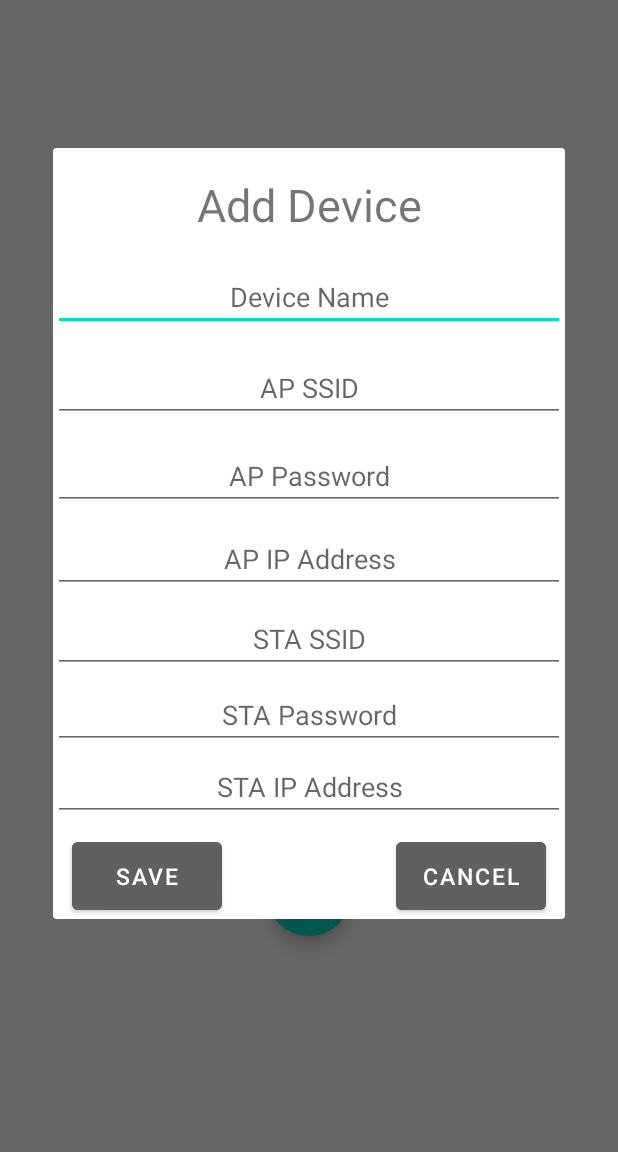
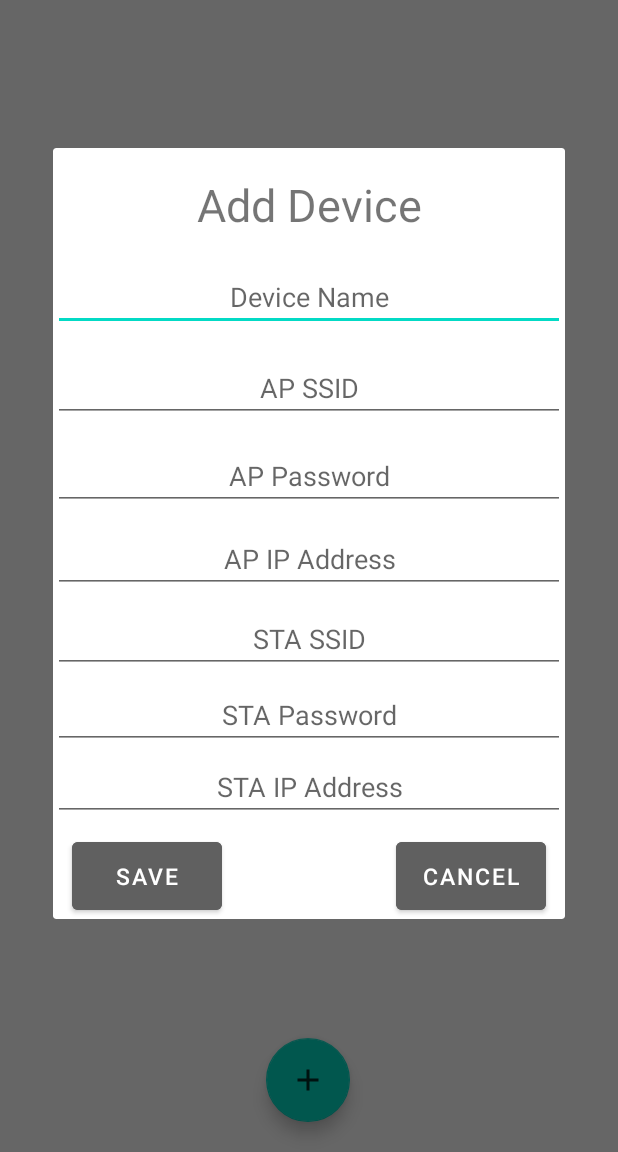
Before and after one commit to rosen316/Dimploma-Work, an Android app: the screen it shows after launch (MainActivity), after a tap on an icon or button, on a phone screen of 412 x 824 dp, the part 84-1236 px from its top. Run offline under Robolectric (Android 15) with nearby library versions, the phone set to English and light mode, and no system bars.

Commit message:
added device deletion confirmation

```diff
--- a/AndroidApp/app/src/main/java/com/rosen/homecontrolapp/activity/MainActivity.kt
+++ b/AndroidApp/app/src/main/java/com/rosen/homecontrolapp/activity/MainActivity.kt
@@ -2,43 +2,44 @@ package com.rosen.homecontrolapp.activity
 
 import android.app.NotificationChannel
 import android.app.NotificationManager
-import android.content.Context
 import android.content.Intent
 import android.os.Build
 import android.os.Bundle
-import android.provider.Settings
+import android.util.Log
 import android.view.Menu
 import android.view.MenuItem
 import android.widget.*
-import androidx.annotation.RequiresApi
 import androidx.appcompat.app.AppCompatActivity
-import androidx.core.content.ContextCompat
 import com.google.android.material.floatingactionbutton.FloatingActionButton
 import com.rosen.homecontrolapp.R
 import com.rosen.homecontrolapp.constant.devices
+import com.rosen.homecontrolapp.dialog.AddDeviceDialog
+import com.rosen.homecontrolapp.dialog.DeleteDeviceDialog
 import com.rosen.homecontrolapp.model.Device
 import com.rosen.homecontrolapp.storage.Preferences
 
-class MainActivity : AppCompatActivity() {
+class MainActivity : AppCompatActivity(), AddDeviceDialog.OnDeviceAddedListener {
+
+    lateinit var arrayAdapter: ArrayAdapter<String>
 
     override fun onCreate(savedInstanceState: Bundle?) {
+        super.onCreate(savedInstanceState)
+        setContentView(R.layout.activity_main)
+        setSupportActionBar((findViewById(R.id.toolbar_logs)))
+
         if (Build.VERSION.SDK_INT >= Build.VERSION_CODES.O) {
             val mChannel = NotificationChannel("1", "channel1", NotificationManager.IMPORTANCE_DEFAULT)
             val notificationManager = getSystemService(NOTIFICATION_SERVICE) as NotificationManager
             notificationManager.createNotificationChannel(mChannel)
         }
 
-        super.onCreate(savedInstanceState)
-        setContentView(R.layout.activity_main)
-        setSupportActionBar((findViewById(R.id.toolbar_logs)))
-
         val prefs = Preferences(this)
-        devices = prefs.getDevices()
 
         val listView =  findViewById<ListView>(R.id.device_list)
-        val deviceNames = devices.map { it.name }
-        val arrayAdaper = ArrayAdapter<String>(this, android.R.layout.simple_list_item_1, deviceNames)
-        listView.adapter = arrayAdaper
+//        var deviceNames = prefs.getDevices().map {it.name}
+//        arrayAdapter = ArrayAdapter<String>(this, android.R.layout.simple_list_item_1, deviceNames)
+        arrayAdapter = ArrayAdapter<String>(this, android.R.layout.simple_list_item_1, prefs.getDevices().map {it.name})
+        listView.adapter = arrayAdapter
 
         listView.setOnItemClickListener{parent, view, position, id ->
             val deviceName = parent.getItemAtPosition(position)
@@ -50,10 +51,12 @@ class MainActivity : AppCompatActivity() {
 
         val addBtn = findViewById<FloatingActionButton>(R.id.addDeviceButton)
         addBtn.setOnClickListener {
-            var dialog = AddDeviceDialog()
-            dialog.show(supportFragmentManager, "addDeviceDialog")
+            AddDeviceDialog().show(supportFragmentManager, "addDeviceDialog")
         }
+    }
 
+    override fun deviceAdded(yes: Boolean) {
+        arrayAdapter.notifyDataSetChanged()
     }
 
     override fun onCreateOptionsMenu(menu: Menu): Boolean {
--- a/AndroidApp/app/src/main/java/com/rosen/homecontrolapp/activity/AddDeviceDialog.kt
+++ b/AndroidApp/app/src/main/java/com/rosen/homecontrolapp/dialog/AddDeviceDialog.kt
@@ -1,13 +1,8 @@
-package com.rosen.homecontrolapp.activity
+package com.rosen.homecontrolapp.dialog
 
-import android.app.NotificationChannel
-import android.app.NotificationManager
-import android.app.NotificationManager.IMPORTANCE_DEFAULT
 import android.app.PendingIntent
 import android.content.Context
-import android.content.Context.NOTIFICATION_SERVICE
 import android.content.Intent
-import android.os.Build
 import android.os.Bundle
 import android.view.LayoutInflater
 import android.view.View
@@ -16,17 +11,30 @@ import android.widget.Button
 import android.widget.EditText
 import androidx.core.app.NotificationCompat
 import androidx.core.app.NotificationManagerCompat
-import androidx.core.app.NotificationManagerCompat.IMPORTANCE_DEFAULT
-import androidx.core.content.ContextCompat.getSystemService
 import androidx.fragment.app.DialogFragment
-import androidx.preference.Preference
-import com.google.android.material.floatingactionbutton.FloatingActionButton
 import com.rosen.homecontrolapp.R
+import com.rosen.homecontrolapp.activity.MainActivity
 import com.rosen.homecontrolapp.constant.devices
 import com.rosen.homecontrolapp.model.Device
 import com.rosen.homecontrolapp.storage.Preferences
+import java.lang.ClassCastException
 
 class AddDeviceDialog: DialogFragment() {
+
+    interface OnDeviceAddedListener{
+        fun deviceAdded(yes: Boolean)
+    }
+
+    lateinit var deviceAddedListener: OnDeviceAddedListener
+
+    override fun onAttach(context: Context) {
+        super.onAttach(context)
+        try {
+            deviceAddedListener = context as OnDeviceAddedListener
+        }catch(e: ClassCastException){
+            e.printStackTrace()
+        }
+    }
 
     override fun onCreateView(inflater: LayoutInflater, container: ViewGroup?, savedInstanceState: Bundle?): View? {
 
@@ -76,6 +84,8 @@ class AddDeviceDialog: DialogFragment() {
                     .setAutoCancel(true)
 
             NotificationManagerCompat.from(this.context as Context).notify(1, builder.build())
+
+            deviceAddedListener.deviceAdded(true)
             dismiss()
 
         }
--- a/AndroidApp/app/src/main/res/layout/activity_main.xml
+++ b/AndroidApp/app/src/main/res/layout/activity_main.xml
@@ -1,11 +1,10 @@
 <?xml version="1.0" encoding="utf-8"?>
-<LinearLayout xmlns:android="http://schemas.android.com/apk/res/android"
+<androidx.constraintlayout.widget.ConstraintLayout
+    xmlns:android="http://schemas.android.com/apk/res/android"
     xmlns:app="http://schemas.android.com/apk/res-auto"
     xmlns:tools="http://schemas.android.com/tools"
     android:layout_width="match_parent"
-    android:layout_height="match_parent"
-    android:gravity="center_horizontal"
-    android:orientation="vertical">
+    android:layout_height="match_parent">
 
     <androidx.appcompat.widget.Toolbar
         android:id="@+id/toolbar_logs"
@@ -13,21 +12,35 @@
         android:layout_height="wrap_content"
         android:background="?attr/colorPrimary"
         android:minHeight="?attr/actionBarSize"
-        android:theme="?attr/actionBarTheme" />
+        android:theme="?attr/actionBarTheme"
+        app:layout_constraintBottom_toTopOf="@+id/device_list"
+        app:layout_constraintEnd_toEndOf="parent"
+        app:layout_constraintStart_toStartOf="parent"
+        app:layout_constraintTop_toTopOf="parent" />
 
     <ListView
         android:id="@+id/device_list"
         android:layout_width="wrap_content"
-        android:layout_height="568dp"
-        tools:layout_editor_absoluteX="79dp"
-        tools:layout_editor_absoluteY="232dp" />
+        android:layout_height="600dp"
+        app:layout_constraintEnd_toEndOf="parent"
+        app:layout_constraintHorizontal_bias="0.0"
+        app:layout_constraintStart_toStartOf="parent"
+        app:layout_constraintTop_toBottomOf="@+id/toolbar_logs"
+        tools:layout_editor_absoluteY="56dp" />
 
     <com.google.android.material.floatingactionbutton.FloatingActionButton
         android:id="@+id/addDeviceButton"
         android:layout_width="58dp"
         android:layout_height="56dp"
+        android:layout_marginTop="8dp"
+        android:layout_marginBottom="20dp"
         android:clickable="true"
+        app:layout_constraintBottom_toBottomOf="parent"
+        app:layout_constraintEnd_toEndOf="parent"
+        app:layout_constraintHorizontal_bias="0.498"
+        app:layout_constraintStart_toStartOf="parent"
+        app:layout_constraintTop_toBottomOf="@+id/device_list"
+        app:layout_constraintVertical_bias="1.0"
         app:srcCompat="@drawable/ic_add" />
 
-
-</LinearLayout>
+</androidx.constraintlayout.widget.ConstraintLayout>
--- a/AndroidApp/app/src/main/res/values/strings.xml
+++ b/AndroidApp/app/src/main/res/values/strings.xml
@@ -17,4 +17,7 @@
     <string name="sta_ip_address">STA IP Address</string>
     <string name="save">Save</string>
     <string name="cancel">Cancel</string>
+    <string name="yes">Yes</string>
+    <string name="no">No</string>
+    <string name="delete_confirmation">Are you sure?</string>
 </resources>
```
Also changed, not shown: AndroidApp/app/src/main/java/com/rosen/homecontrolapp/activity/ConfigurationActivity.kt (+6 -6 lines), AndroidApp/app/src/main/java/com/rosen/homecontrolapp/activity/DeviceActivity.kt (+13 -1 lines), AndroidApp/app/src/main/java/com/rosen/homecontrolapp/dialog/DeleteDeviceDialog.kt (added, +55 -0 lines), AndroidApp/app/src/main/res/layout/fragment_delete_device.xml (added, +51 -0 lines).
